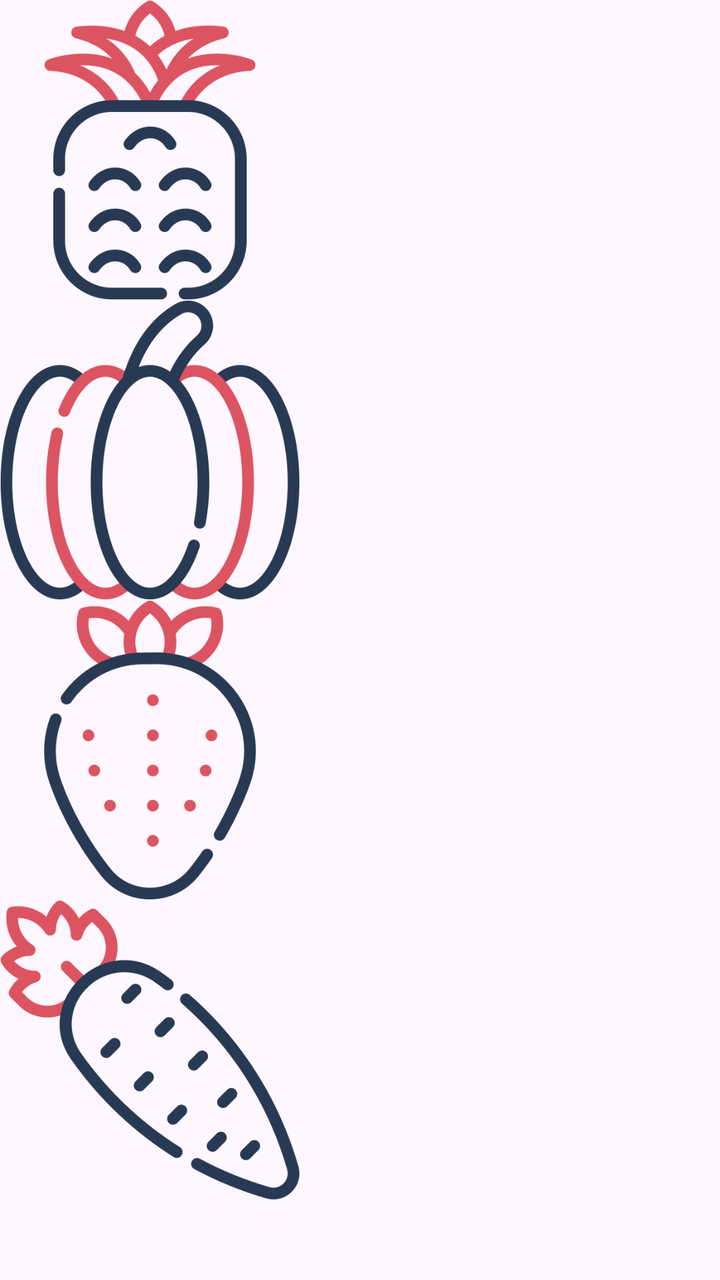
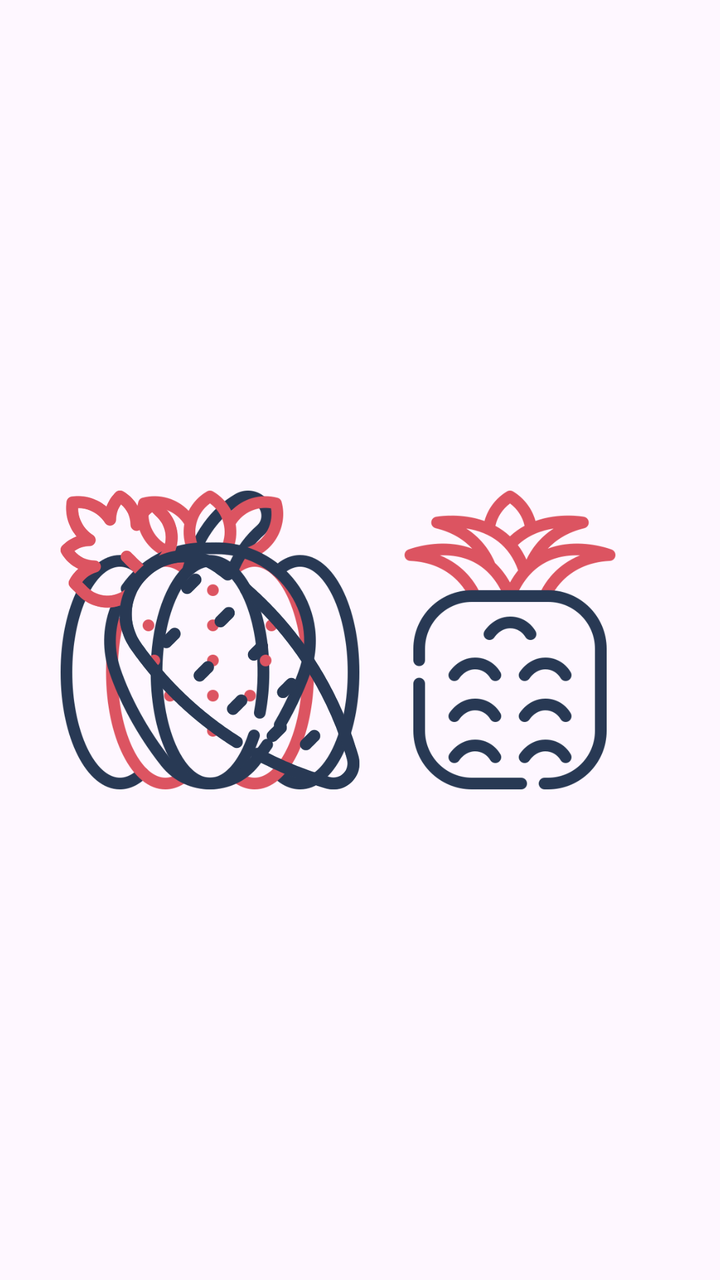

Before-and-after screenshots of an Android layout around one commit, followed by the original layout XML and the change that was made.
<!-- AndroidManifest.xml: application theme Theme.MyApp -->
<!-- res/layout/activity_main.xml -->
<?xml version="1.0" encoding="utf-8"?>
<RelativeLayout xmlns:android="http://schemas.android.com/apk/res/android"
    xmlns:app="http://schemas.android.com/apk/res-auto"
    xmlns:tools="http://schemas.android.com/tools"
    android:id="@+id/main"
    android:layout_width="match_parent"
    android:layout_height="match_parent"
    tools:context=".MainActivity">

    <ImageView
        android:id="@+id/imgAbacaxi"
        android:layout_width="150dp"
        android:layout_height="150dp"
        android:scaleType="centerCrop"
        android:src="@drawable/abacaxi" />

    <ImageView
        android:id="@+id/imgAbobora"
        android:layout_width="150dp"
        android:layout_height="150dp"
        android:scaleType="centerCrop"
        android:src="@drawable/bobora"
        android:layout_below="@+id/imgAbacaxi"
        />

    <ImageView
        android:id="@+id/imgMorango"
        android:layout_width="150dp"
        android:layout_height="150dp"
        android:scaleType="centerCrop"
        android:src="@drawable/morango"
        android:layout_below="@+id/imgAbobora"
        />

    <ImageView
        android:id="@+id/imgCenoura"
        android:layout_width="150dp"
        android:layout_height="150dp"
        android:scaleType="centerCrop"
        android:src="@drawable/carrot"
        android:layout_below="@id/imgMorango"

        />


</RelativeLayout>
<!-- resources referenced by this layout -->
<resources>
  <!-- drawable abacaxi: png bitmap (drawable, 21177 bytes) -->
  <!-- drawable bobora: png bitmap (drawable, 31057 bytes) -->
  <!-- drawable carrot: png bitmap (drawable, 21540 bytes) -->
  <!-- drawable morango: png bitmap (drawable, 19516 bytes) -->
  <style name="Theme.MyApp" parent="Base.Theme.MyApp" />
  <style name="Base.Theme.MyApp" parent="Theme.Material3.DayNight.NoActionBar">
          
          
      </style>
</resources>

<!-- the commit's change to res/layout/activity_main.xml (unified diff, before → after) -->
@@ -1,18 +1,27 @@
 <?xml version="1.0" encoding="utf-8"?>
-<RelativeLayout xmlns:android="http://schemas.android.com/apk/res/android"
+<LinearLayout xmlns:android="http://schemas.android.com/apk/res/android"
     xmlns:app="http://schemas.android.com/apk/res-auto"
     xmlns:tools="http://schemas.android.com/tools"
     android:id="@+id/main"
     android:layout_width="match_parent"
     android:layout_height="match_parent"
+    android:orientation="vertical"
     tools:context=".MainActivity">
+
+    <RelativeLayout
+        android:layout_width="match_parent"
+        android:layout_height="match_parent"
+        android:gravity="center_horizontal|center_vertical">
 
     <ImageView
         android:id="@+id/imgAbacaxi"
         android:layout_width="150dp"
         android:layout_height="150dp"
         android:scaleType="centerCrop"
-        android:src="@drawable/abacaxi" />
+        android:src="@drawable/abacaxi"
+        android:layout_toEndOf="@id/imgAbobora"
+
+        />
 
     <ImageView
         android:id="@+id/imgAbobora"
@@ -20,7 +29,7 @@
         android:layout_height="150dp"
         android:scaleType="centerCrop"
         android:src="@drawable/bobora"
-        android:layout_below="@+id/imgAbacaxi"
+
         />
 
     <ImageView
@@ -29,7 +38,6 @@
         android:layout_height="150dp"
         android:scaleType="centerCrop"
         android:src="@drawable/morango"
-        android:layout_below="@+id/imgAbobora"
         />
 
     <ImageView
@@ -38,9 +46,19 @@
         android:layout_height="150dp"
         android:scaleType="centerCrop"
         android:src="@drawable/carrot"
-        android:layout_below="@id/imgMorango"
 
         />
 
+    <ImageView
 
-</RelativeLayout>
+        android:id="@+id/imgCenoura2"
+        android:layout_width="150dp"
+        android:layout_height="150dp"
+        android:scaleType="centerCrop"
+        android:src="@drawable/carrot"
+
+        />
+    </RelativeLayout>
+
+
+</LinearLayout>
